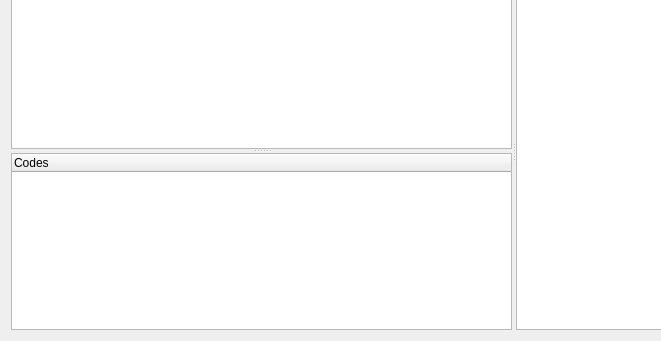
This is GUI_UIs/ui_dialog_code_av.ui in ccbogel/QualCoder as Qt 5 draws it before an edit; both pictures show x 0 to 661 and y 255 to 596 of the 1027 by 596 pixel window. The edited form follows.
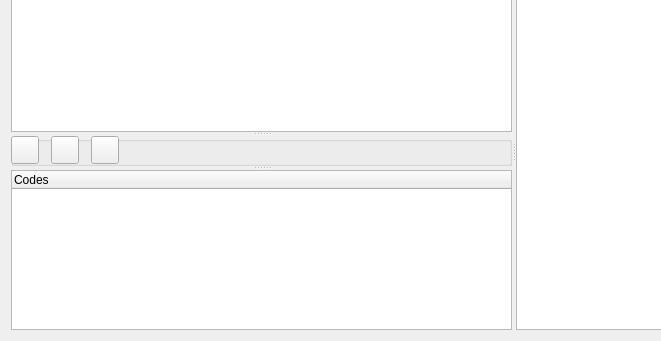
This is the edited form.

```diff
--- a/GUI_UIs/ui_dialog_code_av.ui
+++ b/GUI_UIs/ui_dialog_code_av.ui
@@ -379,6 +379,71 @@
        <enum>Qt::Vertical</enum>
       </property>
       <widget class="QListWidget" name="listWidget"/>
+      <widget class="QGroupBox" name="groupBox_file_buttons">
+          <property name="minimumSize">
+           <size>
+            <width>0</width>
+            <height>30</height>
+           </size>
+          </property>
+          <property name="maximumSize">
+           <size>
+            <width>16777215</width>
+            <height>30</height>
+           </size>
+          </property>
+          <property name="title">
+           <string/>
+          </property>
+          <widget class="QPushButton" name="pushButton_latest">
+           <property name="geometry">
+            <rect>
+             <x>40</x>
+             <y>0</y>
+             <width>28</width>
+             <height>28</height>
+            </rect>
+           </property>
+           <property name="toolTip">
+            <string>&lt;html&gt;&lt;head/&gt;&lt;body&gt;&lt;p&gt;File with latest coding&lt;/p&gt;&lt;/body&gt;&lt;/html&gt;</string>
+           </property>
+           <property name="text">
+            <string/>
+           </property>
+          </widget>
+          <widget class="QPushButton" name="pushButton_next_file">
+           <property name="geometry">
+            <rect>
+             <x>0</x>
+             <y>0</y>
+             <width>28</width>
+             <height>28</height>
+            </rect>
+           </property>
+           <property name="toolTip">
+            <string>&lt;html&gt;&lt;head/&gt;&lt;body&gt;&lt;p&gt;Next file&lt;/p&gt;&lt;/body&gt;&lt;/html&gt;</string>
+           </property>
+           <property name="text">
+            <string/>
+           </property>
+          </widget>
+          <widget class="QPushButton" name="pushButton_document_memo">
+           <property name="geometry">
+            <rect>
+             <x>80</x>
+             <y>0</y>
+             <width>28</width>
+             <height>28</height>
+            </rect>
+           </property>
+           <property name="toolTip">
+            <string>&lt;html&gt;&lt;head/&gt;&lt;body&gt;&lt;p&gt;File memo&lt;/p&gt;&lt;/body&gt;&lt;/html&gt;</string>
+           </property>
+           <property name="text">
+            <string/>
+           </property>
+          </widget>
+         </widget>
       <widget class="QTreeWidget" name="treeWidget">
        <column>
         <property name="text">
```
